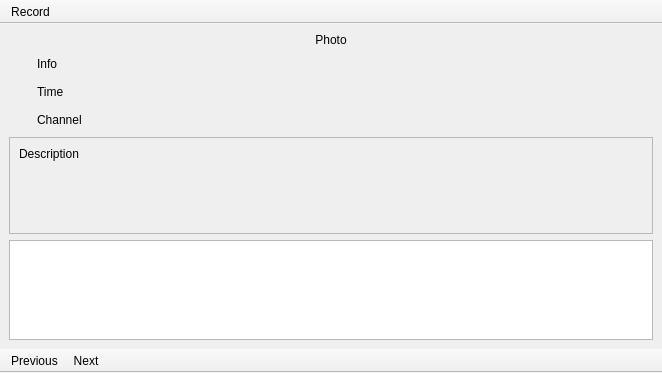
This is src/widgets/main/ShowInfoTab.ui in ntadej/tano as Qt 5 draws it before an edit. The edited form follows.
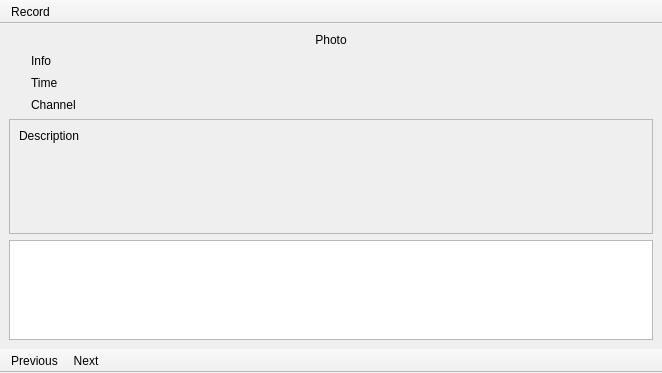
This is the edited form. The open tabs and pages were chosen to show the change. Icons and pictures are not drawn.

What changed in the file:
```diff
--- a/src/widgets/main/ShowInfoTab.ui
+++ b/src/widgets/main/ShowInfoTab.ui
@@ -41,14 +41,14 @@
          <widget class="QLabel" name="labelChannelIcon">
           <property name="minimumSize">
            <size>
-            <width>22</width>
-            <height>22</height>
+            <width>16</width>
+            <height>16</height>
            </size>
           </property>
           <property name="maximumSize">
            <size>
-            <width>22</width>
-            <height>22</height>
+            <width>16</width>
+            <height>16</height>
            </size>
           </property>
           <property name="text">
@@ -80,14 +80,14 @@
          <widget class="QLabel" name="labelTimeIcon">
           <property name="minimumSize">
            <size>
-            <width>22</width>
-            <height>22</height>
+            <width>16</width>
+            <height>16</height>
            </size>
           </property>
           <property name="maximumSize">
            <size>
-            <width>22</width>
-            <height>22</height>
+            <width>16</width>
+            <height>16</height>
            </size>
           </property>
           <property name="text">
@@ -109,14 +109,14 @@
          <widget class="QLabel" name="labelInfoIcon">
           <property name="minimumSize">
            <size>
-            <width>22</width>
-            <height>22</height>
+            <width>16</width>
+            <height>16</height>
            </size>
           </property>
           <property name="maximumSize">
            <size>
-            <width>22</width>
-            <height>22</height>
+            <width>16</width>
+            <height>16</height>
            </size>
           </property>
           <property name="text">
```
Left out of the diff: 25 changed lines with no effect on the pictures.
